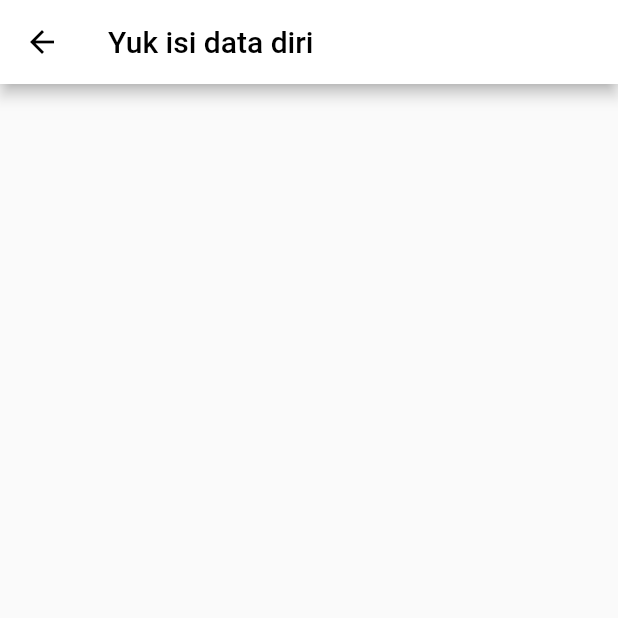
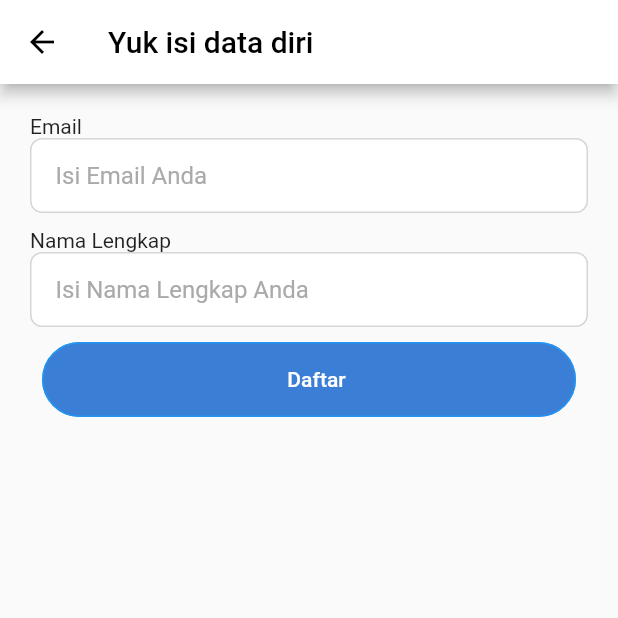
Before and after one commit to mucbir/gitintro, a Flutter app: the RegisterPage screen opened directly, on a phone screen of 412 x 824 dp, the top half of it. Run offline on Flutter 3.47's test engine with Material 2 defaults, Android fonts, the light colour scheme and no system bars.

Commit message:
update register_page

```diff
--- a/lib/view/register_page.dart
+++ b/lib/view/register_page.dart
@@ -8,6 +8,7 @@ class RegisterPage extends StatefulWidget {
 }
 
 class _RegisterPageState extends State<RegisterPage> {
+  final nameController = TextEditingController();
   @override
   Widget build(BuildContext context) {
     return Scaffold(
@@ -19,6 +20,97 @@ class _RegisterPageState extends State<RegisterPage> {
           style: TextStyle(color: Colors.black),
         ),
       ),
+      body: SingleChildScrollView(
+        padding: const EdgeInsets.all(20.0),
+        child: Column(
+          crossAxisAlignment: CrossAxisAlignment.start,
+          children: [
+            Text("Email"),
+            Container(
+              padding: const EdgeInsets.symmetric(
+                horizontal: 16,
+              ),
+              decoration: BoxDecoration(
+                borderRadius: BorderRadius.circular(8),
+                color: Colors.white,
+                border: Border.all(
+                  color: const Color(0xFFD6D6D6),
+                ),
+              ),
+              child: TextField(
+                controller: nameController,
+                decoration: InputDecoration(
+                  disabledBorder: InputBorder.none,
+                  border: InputBorder.none,
+                  hintText: "Isi Email Anda",
+                  hintStyle: TextStyle(
+                    color: Color(0XFFAAAAAA),
+                  ),
+                ),
+              ),
+            ),
+            SizedBox(height: 10),
+            Text("Nama Lengkap"),
+            Container(
+              padding: const EdgeInsets.symmetric(
+                horizontal: 16,
+              ),
+              decoration: BoxDecoration(
+                borderRadius: BorderRadius.circular(8),
+                color: Colors.white,
+                border: Border.all(
+                  color: const Color(0xFFD6D6D6),
+                ),
+              ),
+              child: TextField(
+                controller: nameController,
+                decoration: InputDecoration(
+                  disabledBorder: InputBorder.none,
+                  border: InputBorder.none,
+                  hintText: "Isi Nama Lengkap Anda",
+                  hintStyle: TextStyle(
+                    color: Color(0XFFAAAAAA),
+                  ),
+                ),
+              ),
+            ),
+            SizedBox(height: 10),
+            Padding(
+              padding: const EdgeInsets.symmetric(horizontal: 8.0),
+              child: ElevatedButton(
+                style: ElevatedButton.styleFrom(
+                    elevation: 0,
+                    primary: Color(0xff3A7FD5),
+                    fixedSize: const Size(double.infinity, 50),
+                    shape: RoundedRectangleBorder(
+                      borderRadius: BorderRadius.circular(25),
+                      side: const BorderSide(
+                        color: Colors.blue,
+                        style: BorderStyle.solid,
+                        width: 1,
+                      ),
+                    )),
+                onPressed: () {
+                  print(nameController.text);
+                  //Navigator.of(context).push(MaterialPageRoute(
+                  //builder: (context) => const RegisterPage()));
+                },
+                child:
+                    Row(mainAxisAlignment: MainAxisAlignment.center, children: [
+                  //Image.asset("assets/auth/ic_apple.png"),
+                  const SizedBox(width: 10),
+                  const Text(
+                    "Daftar",
+                    style: TextStyle(
+                      color: Colors.white,
+                    ),
+                  ),
+                ]),
+              ),
+            ),
+          ],
+        ),
+      ),
     );
   }
 }
```
